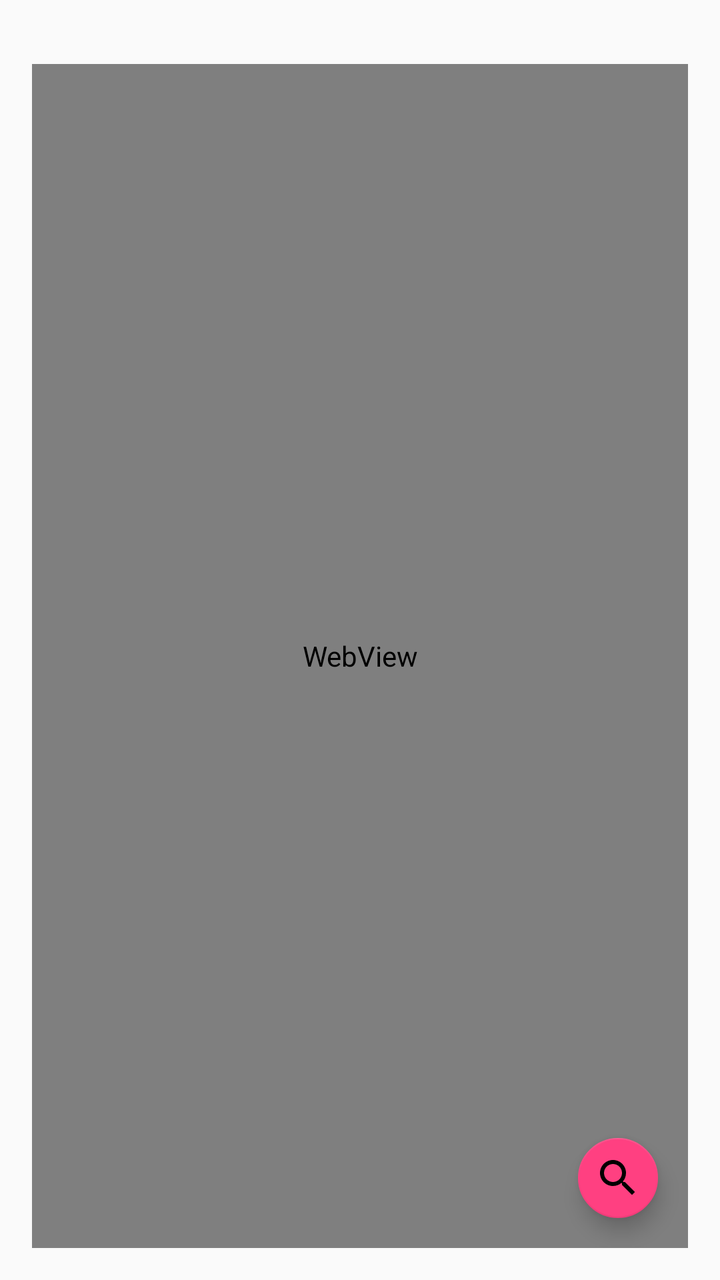
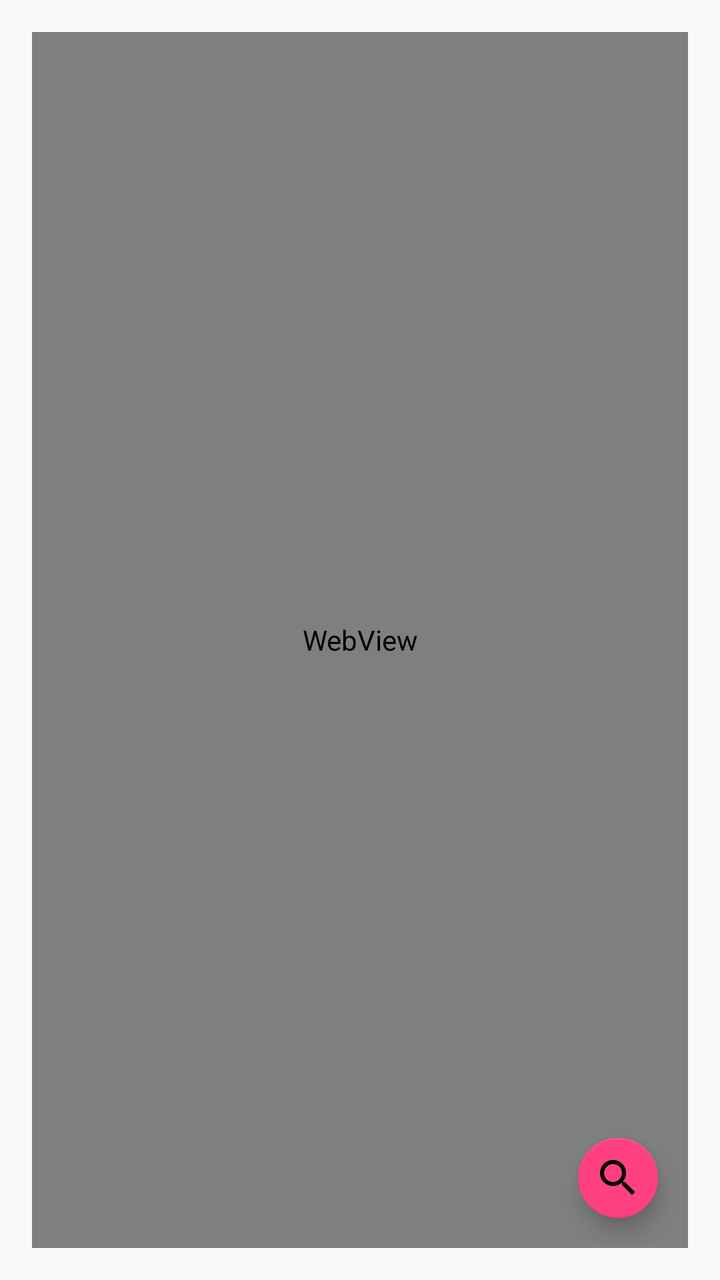

Two renders of the same Android screen: before a commit and after it. Below are the layout's source before the change and the commit's diff.
<!-- AndroidManifest.xml: application theme AppTheme -->
<!-- res/layout/content_main.xml -->
<?xml version="1.0" encoding="utf-8"?>
<RelativeLayout xmlns:android="http://schemas.android.com/apk/res/android"
    xmlns:ads="http://schemas.android.com/apk/res-auto"
    xmlns:app="http://schemas.android.com/apk/res-auto"
    xmlns:tools="http://schemas.android.com/tools"
    android:layout_width="match_parent"
    android:layout_height="match_parent"
    android:paddingBottom="@dimen/activity_vertical_margin"
    android:paddingLeft="@dimen/activity_horizontal_margin"
    android:paddingRight="@dimen/activity_horizontal_margin"
    android:paddingTop="@dimen/activity_vertical_margin"
    app:layout_behavior="@string/appbar_scrolling_view_behavior"
    tools:context="kz.talipovsn.ebook.MainActivity"
    tools:showIn="@layout/app_bar_main">

    
    <WebView
        android:id="@+id/webView"
        android:layout_width="match_parent"
        android:layout_height="match_parent"
        android:layout_below="@+id/adView"
        android:layout_above="@+id/searchToolLayout"
        android:layout_marginTop="@dimen/activity_vertical_margin"
        android:text="@string/app_name" />

    <RelativeLayout
        android:id="@+id/searchToolLayout"
        android:layout_width="wrap_content"
        android:layout_height="wrap_content"
        android:layout_alignParentBottom="true"
        android:background="@color/colorPrimary"
        android:visibility="gone">

        <EditText
            android:id="@+id/searchText"
            android:layout_width="140dp"
            android:layout_height="40dp"
            android:layout_alignParentLeft="true"
            android:layout_alignParentStart="true"
            android:layout_alignParentTop="true"
            android:hint="@string/search_hint"
            android:inputType="text"
            android:maxLines="1"
            android:padding="10sp"
            android:textColor="@color/textColor" />

        <ImageButton
            android:id="@+id/searchBackButton"
            style="@style/Base.Widget.AppCompat.Button.Borderless"
            android:layout_width="30dp"
            android:layout_height="35dp"
            android:layout_alignParentTop="true"
            android:layout_toEndOf="@+id/searchText"
            android:layout_toRightOf="@+id/searchText"
            app:srcCompat="@drawable/ic_action_prev" />

        <ImageButton
            android:id="@+id/searchForwardButton"
            style="@style/Base.Widget.AppCompat.Button.Borderless"
            android:layout_width="30dp"
            android:layout_height="35dp"
            android:layout_alignParentTop="true"
            android:layout_toEndOf="@id/searchBackButton"
            android:layout_toRightOf="@id/searchBackButton"
            app:srcCompat="@drawable/ic_action_next" />

        <TextView
            android:id="@+id/searchCountText"
            android:layout_width="wrap_content"
            android:layout_height="35dp"
            android:layout_alignParentTop="true"
            android:layout_toEndOf="@id/searchForwardButton"
            android:layout_toLeftOf="@+id/searchCloseButton"
            android:layout_toRightOf="@id/searchForwardButton"
            android:layout_toStartOf="@+id/searchCloseButton"
            android:paddingTop="10sp"
            android:textColor="@color/textColor" />

        <ImageButton
            android:id="@+id/searchCloseButton"
            style="@style/Base.Widget.AppCompat.Button.Borderless"
            android:layout_width="30dp"
            android:layout_height="35dp"
            android:layout_alignParentEnd="true"
            android:layout_alignParentRight="true"
            android:layout_alignParentTop="true"
            app:srcCompat="@drawable/ic_action_close" />

    </RelativeLayout>

    <com.google.android.material.floatingactionbutton.FloatingActionButton
        android:id="@+id/searchButton"
        android:layout_width="wrap_content"
        android:layout_height="wrap_content"
        android:layout_alignParentBottom="true"
        android:layout_alignParentRight="true"
        android:layout_margin="15dp"
        android:clickable="true"
        android:elevation="12dp"
        ads:srcCompat="@drawable/ic_action_search"
        app:fabSize="mini" />

</RelativeLayout>
<!-- res/layout/app_bar_main.xml (included above) -->
<?xml version="1.0" encoding="utf-8"?>
<androidx.coordinatorlayout.widget.CoordinatorLayout
    xmlns:android="http://schemas.android.com/apk/res/android"
    xmlns:app="http://schemas.android.com/apk/res-auto"
    xmlns:tools="http://schemas.android.com/tools"
    android:layout_width="match_parent"
    android:layout_height="match_parent"
    tools:context="kz.talipovsn.ebook.MainActivity">

    <com.google.android.material.appbar.AppBarLayout
        android:layout_width="match_parent"
        android:layout_height="wrap_content"
        android:theme="@style/AppTheme.AppBarOverlay">

        <androidx.appcompat.widget.Toolbar
            android:id="@+id/toolbar"
            android:layout_width="match_parent"
            android:layout_height="?attr/actionBarSize"
            android:background="?attr/colorPrimary"
            app:popupTheme="@style/AppTheme.PopupOverlay"/>

    </com.google.android.material.appbar.AppBarLayout>

    <include layout="@layout/content_main"/>

</androidx.coordinatorlayout.widget.CoordinatorLayout>
<!-- resources referenced by this layout -->
<resources>
  <color name="colorPrimary">#3F51B5</color>
  <color name="textColor">#E0E0E0</color>
  <dimen name="activity_horizontal_margin">16dp</dimen>
  <dimen name="activity_vertical_margin">16dp</dimen>
  <!-- drawable ic_action_close (drawable) -->
  <vector xmlns:android="http://schemas.android.com/apk/res/android"
          android:width="24dp"
          android:height="24dp"
          android:viewportWidth="24.0"
          android:viewportHeight="24.0">
      <path
          android:fillColor="#FF000000"
          android:pathData="M19,6.41L17.59,5 12,10.59 6.41,5 5,6.41 10.59,12 5,17.59 6.41,19 12,13.41 17.59,19 19,17.59 13.41,12z"/>
  </vector>
  <!-- drawable ic_action_next (drawable) -->
  <vector xmlns:android="http://schemas.android.com/apk/res/android"
          android:width="24dp"
          android:height="24dp"
          android:viewportWidth="24.0"
          android:viewportHeight="24.0">
      <path
          android:fillColor="#FF000000"
          android:pathData="M12,4l-1.41,1.41L16.17,11H4v2h12.17l-5.58,5.59L12,20l8,-8z"/>
  </vector>
  <!-- drawable ic_action_prev (drawable) -->
  <vector xmlns:android="http://schemas.android.com/apk/res/android"
          android:width="24dp"
          android:height="24dp"
          android:viewportWidth="24.0"
          android:viewportHeight="24.0">
      <path
          android:fillColor="#FF000000"
          android:pathData="M20,11H7.83l5.59,-5.59L12,4l-8,8 8,8 1.41,-1.41L7.83,13H20v-2z"/>
  </vector>
  <!-- drawable ic_action_search (drawable) -->
  <vector xmlns:android="http://schemas.android.com/apk/res/android"
          android:width="24dp"
          android:height="24dp"
          android:viewportWidth="24.0"
          android:viewportHeight="24.0">
      <path
          android:fillColor="#FF000000"
          android:pathData="M15.5,14h-0.79l-0.28,-0.27C15.41,12.59 16,11.11 16,9.5 16,5.91 13.09,3 9.5,3S3,5.91 3,9.5 5.91,16 9.5,16c1.61,0 3.09,-0.59 4.23,-1.57l0.27,0.28v0.79l5,4.99L20.49,19l-4.99,-5zM9.5,14C7.01,14 5,11.99 5,9.5S7.01,5 9.5,5 14,7.01 14,9.5 11.99,14 9.5,14z"/>
  </vector>
  <string name="app_name">TSN_DEMO_04_EBook</string>
  <string name="search_hint">Поиск</string>
  <style name="AppTheme.AppBarOverlay" parent="ThemeOverlay.AppCompat.Dark.ActionBar" />
  <style name="AppTheme.PopupOverlay" parent="ThemeOverlay.AppCompat.Light" />
  <style name="AppTheme" parent="Theme.AppCompat.Light.DarkActionBar">
          
          <item name="colorPrimary">@color/colorPrimary</item>
          <item name="colorPrimaryDark">@color/colorPrimaryDark</item>
          <item name="colorAccent">@color/colorAccent</item>
      </style>
  <color name="colorPrimaryDark">#303F9F</color>
  <color name="colorAccent">#FF4081</color>
</resources>

<!-- the commit's change to res/layout/content_main.xml (unified diff, before → after) -->
@@ -18,9 +18,8 @@
         android:id="@+id/webView"
         android:layout_width="match_parent"
         android:layout_height="match_parent"
-        android:layout_below="@+id/adView"
         android:layout_above="@+id/searchToolLayout"
-        android:layout_marginTop="@dimen/activity_vertical_margin"
+
         android:text="@string/app_name" />
 
     <RelativeLayout
